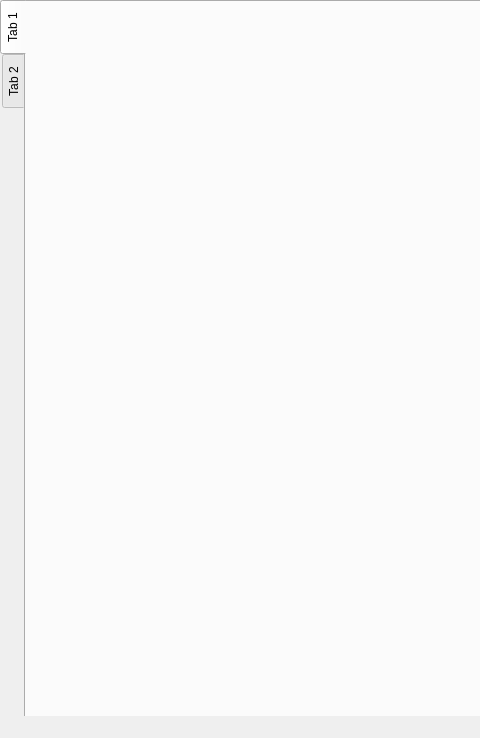
Qt form src/taller/taller.ui (gabrielmj23/taller-mecanico-so) before a commit; both pictures show x 0 to 480 and y 0 to 738 of the 983 by 738 pixel window.
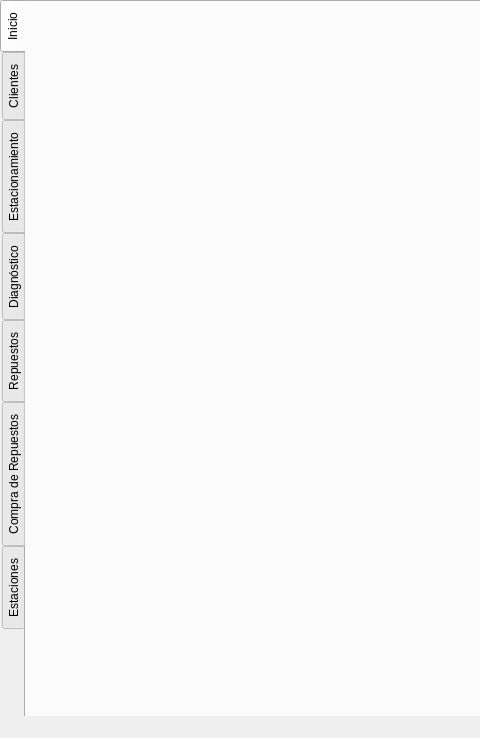
The same form after that commit. The open tabs and pages were chosen to show the change.

Commit message: titulos de tabs

```diff
--- a/src/taller/taller.ui
+++ b/src/taller/taller.ui
@@ -46,12 +46,37 @@
     </property>
     <widget class="QWidget" name="tab">
      <attribute name="title">
-      <string>Tab 1</string>
+      <string>Inicio</string>
      </attribute>
     </widget>
     <widget class="QWidget" name="tab_2">
      <attribute name="title">
-      <string>Tab 2</string>
+      <string>Clientes</string>
+     </attribute>
+    </widget>
+    <widget class="QWidget" name="tab_3">
+     <attribute name="title">
+      <string>Estacionamiento</string>
+     </attribute>
+    </widget>
+    <widget class="QWidget" name="tab_4">
+     <attribute name="title">
+      <string>Diagnóstico</string>
+     </attribute>
+    </widget>
+    <widget class="QWidget" name="tab_5">
+     <attribute name="title">
+      <string>Repuestos</string>
+     </attribute>
+    </widget>
+    <widget class="QWidget" name="tab_6">
+     <attribute name="title">
+      <string>Compra de Repuestos</string>
+     </attribute>
+    </widget>
+    <widget class="QWidget" name="tab_7">
+     <attribute name="title">
+      <string>Estaciones</string>
      </attribute>
     </widget>
    </widget>
```
Left out of the diff: 2 changed lines with no effect on the pictures. The commit also changes 3 other files.
